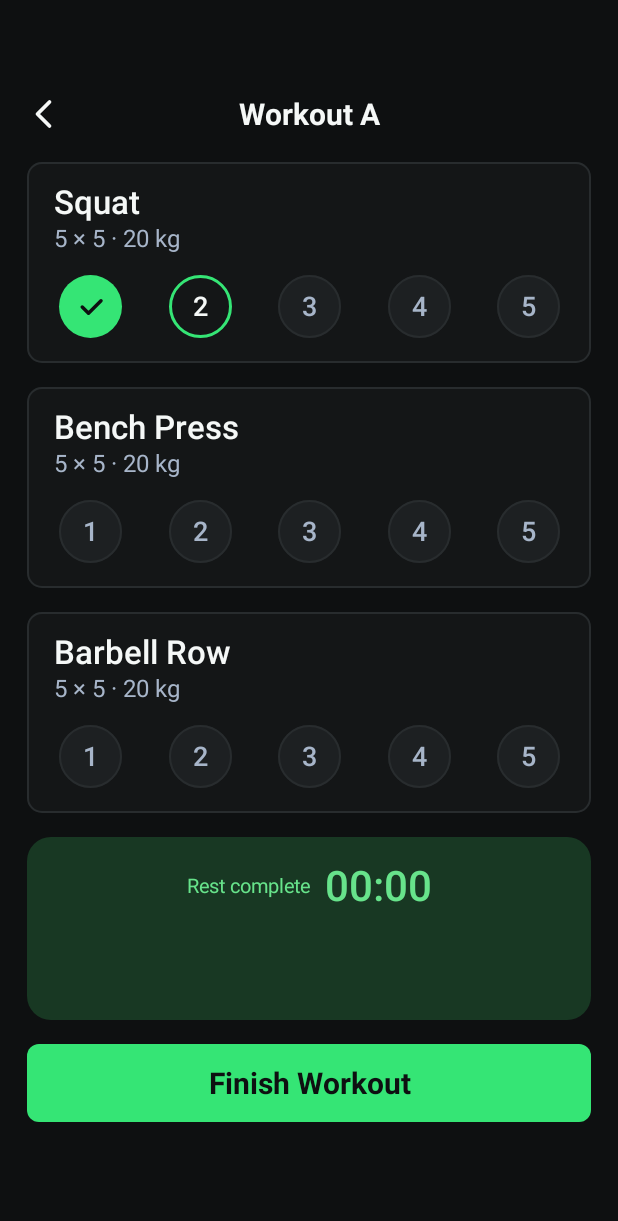
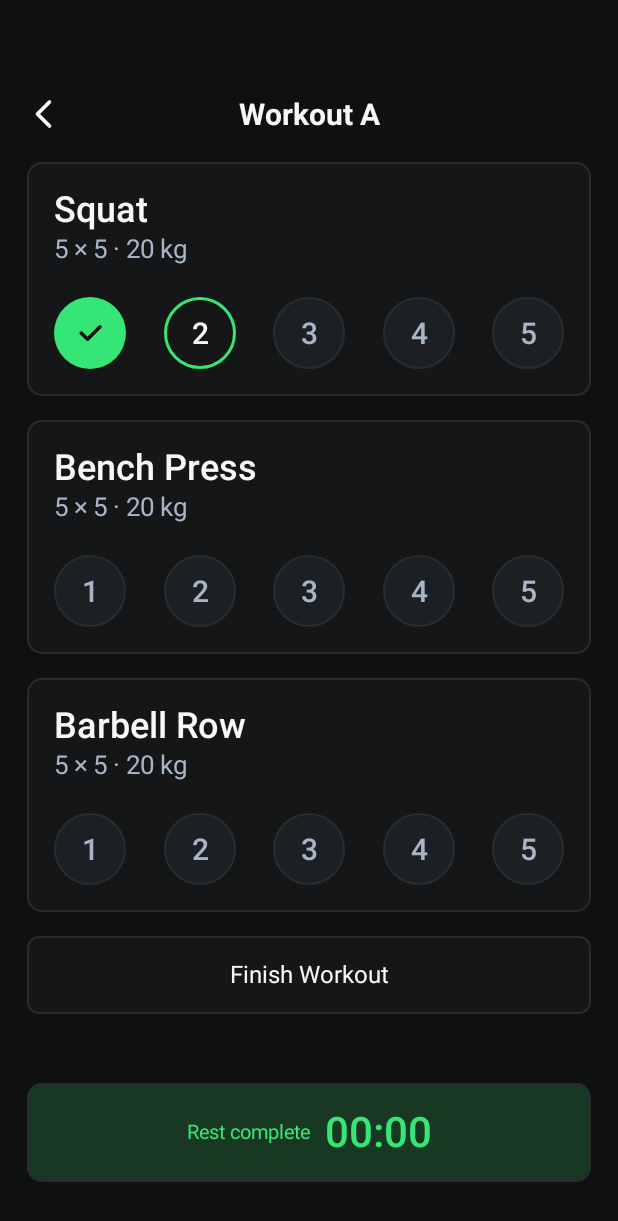
Before and after one commit to hulkdx/core5x5-workout-tracker, an Android app built with Jetpack Compose: the @Preview function ExpiredRestWorkoutPreview, on a phone screen of 412 x 824 dp. Shown: the top 1221 px of the screen. Run offline under Robolectric (Android 15) with nearby library versions, the light colour scheme and no system bars.

Commit message:
Update rest time design

```diff
--- a/core/ui/src/commonMain/kotlin/com/hulkdx/core5x5/core/ui/components/Core5x5ExpandedExerciseCard.kt
+++ b/core/ui/src/commonMain/kotlin/com/hulkdx/core5x5/core/ui/components/Core5x5ExpandedExerciseCard.kt
@@ -17,12 +17,14 @@ import androidx.compose.ui.Modifier
 import androidx.compose.ui.platform.LocalDensity
 import com.hulkdx.core5x5.core.ui.theme.Core5x5ActiveTokens as Active
 import com.hulkdx.core5x5.core.ui.theme.Core5x5HomeTokens as Home
+import com.hulkdx.core5x5.core.ui.theme.Core5x5RestTokens as Rest
 
 @Composable
 fun Core5x5ExpandedExerciseCard(
     name: String,
     prescription: String,
     modifier: Modifier = Modifier,
+    resting: Boolean = false,
     content: @Composable ColumnScope.() -> Unit,
 ) {
     Surface(
@@ -31,15 +33,20 @@ fun Core5x5ExpandedExerciseCard(
         color = Home.Card,
         border = BorderStroke(Home.BorderStroke, Home.Border),
     ) {
-        Column(modifier = Modifier.padding(horizontal = Active.CardPaddingHorizontal, vertical = Active.CardPaddingVertical)) {
+        val exerciseStyle = if (resting) Rest.Exercise else Active.Exercise
+        val metadataStyle = if (resting) Rest.Metadata else Active.Metadata
+        Column(modifier = Modifier.padding(
+            horizontal = Active.CardPaddingHorizontal,
+            vertical = if (resting) Rest.CardPaddingVertical else Active.CardPaddingVertical,
+        )) {
             val headerHeight = with(LocalDensity.current) {
-                Active.Exercise.lineHeight.toDp() + Active.Metadata.lineHeight.toDp()
+                exerciseStyle.lineHeight.toDp() + metadataStyle.lineHeight.toDp()
             } + Home.TextGap
             Column(modifier = Modifier.heightIn(min = headerHeight), verticalArrangement = Arrangement.spacedBy(Home.TextGap)) {
-                Text(text = name, style = Active.Exercise, color = Home.Primary)
-                Text(text = prescription, style = Active.Metadata, color = Home.Secondary)
+                Text(text = name, style = exerciseStyle, color = Home.Primary)
+                Text(text = prescription, style = metadataStyle, color = Home.Secondary)
             }
-            Spacer(Modifier.height(Active.SetGap))
+            Spacer(Modifier.height(if (resting) Rest.SetGap else Active.SetGap))
             content()
         }
     }
--- a/core/ui/src/commonMain/kotlin/com/hulkdx/core5x5/core/ui/components/Core5x5HomeControls.kt
+++ b/core/ui/src/commonMain/kotlin/com/hulkdx/core5x5/core/ui/components/Core5x5HomeControls.kt
@@ -34,6 +34,7 @@ import androidx.compose.ui.semantics.Role
 import androidx.compose.ui.unit.dp
 import com.hulkdx.core5x5.core.ui.theme.Core5x5Colors
 import com.hulkdx.core5x5.core.ui.theme.Core5x5HomeTokens as Home
+import com.hulkdx.core5x5.core.ui.theme.Core5x5RestTokens as Rest
 
 @Composable
 fun Core5x5WorkoutSwitch(label: String, onClick: () -> Unit, enabled: Boolean, modifier: Modifier = Modifier) {
@@ -91,6 +92,31 @@ fun Core5x5HomeStartButton(label: String, onClick: () -> Unit, enabled: Boolean)
     }
 }
 
+@Composable
+fun Core5x5RestFinishButton(label: String, onClick: () -> Unit, enabled: Boolean) {
+    val interactionSource = remember { MutableInteractionSource() }
+    val pressed by interactionSource.collectIsPressedAsState()
+    Button(
+        onClick = onClick,
+        enabled = enabled,
+        modifier = Modifier.fillMaxWidth().heightIn(min = Home.ButtonHeight),
+        shape = RoundedCornerShape(Home.ControlRadius),
+        border = BorderStroke(Home.BorderStroke, Home.Border),
+        contentPadding = PaddingValues(horizontal = Home.SwitchPadding),
+        elevation = null,
+        interactionSource = interactionSource,
+        colors = ButtonDefaults.buttonColors(
+            containerColor = if (pressed) Core5x5Colors.Pressed else Home.Card,
+            contentColor = Home.Primary,
+            disabledContainerColor = Core5x5Colors.Disabled,
+            disabledContentColor = Core5x5Colors.DisabledText,
+        ),
+    ) {
+        Text(text = label, style = Rest.FinishLabel,
+            textAlign = androidx.compose.ui.text.style.TextAlign.Center)
+    }
+}
+
 private val SwitchIcon = homeStrokeIcon("Switch workout", "M4 8h15l-4-4M20 16H5l4 4M20 8v3M4 16v-3")
 
 private fun homeStrokeIcon(name: String, path: String): ImageVector = ImageVector.Builder(
--- a/core/ui/src/commonMain/kotlin/com/hulkdx/core5x5/core/ui/components/Core5x5RestTimer.kt
+++ b/core/ui/src/commonMain/kotlin/com/hulkdx/core5x5/core/ui/components/Core5x5RestTimer.kt
@@ -1,5 +1,6 @@
 package com.hulkdx.core5x5.core.ui.components
 
+import androidx.compose.foundation.BorderStroke
 import androidx.compose.foundation.layout.Arrangement
 import androidx.compose.foundation.layout.Column
 import androidx.compose.foundation.layout.ExperimentalLayoutApi
@@ -13,6 +14,7 @@ import androidx.compose.material3.Text
 import androidx.compose.runtime.Composable
 import androidx.compose.ui.Alignment
 import androidx.compose.ui.Modifier
+import androidx.compose.ui.text.style.TextAlign
 import androidx.compose.ui.semantics.LiveRegionMode
 import androidx.compose.ui.semantics.clearAndSetSemantics
 import androidx.compose.ui.semantics.contentDescription
@@ -22,6 +24,7 @@ import com.hulkdx.core5x5.core.ui.theme.Core5x5Colors
 import com.hulkdx.core5x5.core.ui.theme.Core5x5Dimensions
 import com.hulkdx.core5x5.core.ui.theme.Core5x5Typography
 import com.hulkdx.core5x5.core.ui.theme.Core5x5HomeTokens
+import com.hulkdx.core5x5.core.ui.theme.Core5x5RestTokens as Rest
 
 @OptIn(ExperimentalLayoutApi::class)
 @Composable
@@ -30,41 +33,56 @@ fun Core5x5RestTimer(
     isExpired: Boolean,
     modifier: Modifier = Modifier,
     compact: Boolean = false,
-    neutral: Boolean = false,
 ) {
     val label = if (isExpired) "Rest complete" else "Rest"
     Surface(
         modifier = modifier.fillMaxWidth().heightIn(
-            min = if (compact) Core5x5Dimensions.TimerPinnedMinHeight else Core5x5Dimensions.TimerHeight,
+            min = if (compact) Core5x5Dimensions.TimerPinnedMinHeight else Rest.TimerHeight,
         ).semantics(mergeDescendants = true) {
             contentDescription = "$label, $countdown"
             // Foreground expiry is announced once; ticking time is available on demand.
             if (isExpired) liveRegion = LiveRegionMode.Polite
         },
-        shape = RoundedCornerShape(Core5x5Dimensions.RadiusLarge),
-        color = when {
-            isExpired -> Core5x5Colors.ActionTint
-            neutral -> Core5x5HomeTokens.Card
-            else -> Core5x5Colors.Elevated
-        },
+        shape = RoundedCornerShape(Core5x5HomeTokens.CardRadius),
+        color = if (isExpired) Core5x5Colors.ActionTint else Core5x5HomeTokens.Card,
+        border = BorderStroke(Core5x5HomeTokens.BorderStroke, Core5x5HomeTokens.Border),
     ) {
-        Column(modifier = Modifier.padding(Core5x5Dimensions.TimerPadding)) {
-            FlowRow(
+        Column(
+            modifier = Modifier.padding(if (compact) Core5x5Dimensions.TimerPadding else Rest.TimerPadding),
+            horizontalAlignment = Alignment.CenterHorizontally,
+            verticalArrangement = Arrangement.spacedBy(Rest.TimerLabelGap, Alignment.CenterVertically),
+        ) {
+            if (compact) FlowRow(
                 modifier = Modifier.fillMaxWidth().heightIn(min = Core5x5Dimensions.TimerTopHeight),
                 horizontalArrangement = Arrangement.spacedBy(Core5x5Dimensions.TimerLabelGap, Alignment.CenterHorizontally),
                 verticalArrangement = Arrangement.spacedBy(Core5x5Dimensions.TimerLabelGap, Alignment.CenterVertically),
             ) {
                 Text(
-                    text = label,
+                    text = if (isExpired) label else "REST",
                     modifier = Modifier.align(Alignment.CenterVertically).clearAndSetSemantics {},
                     style = Core5x5Typography.Caption,
-                    color = if (isExpired) Core5x5Colors.Action else Core5x5Colors.SecondaryText,
+                    color = if (isExpired) Core5x5HomeTokens.Action else Core5x5HomeTokens.Secondary,
                 )
                 Text(
                     text = countdown,
                     modifier = Modifier.align(Alignment.CenterVertically).clearAndSetSemantics {},
                     style = Core5x5Typography.Numeric,
-                    color = if (isExpired) Core5x5Colors.Action else Core5x5Colors.PrimaryText,
+                    color = if (isExpired) Core5x5HomeTokens.Action else Core5x5HomeTokens.Primary,
+                )
+            } else {
+                Text(
+                    text = if (isExpired) label else "REST",
+                    modifier = Modifier.fillMaxWidth().clearAndSetSemantics {},
+                    style = Rest.TimerLabel,
+                    textAlign = TextAlign.Center,
+                    color = if (isExpired) Core5x5HomeTokens.Action else Core5x5HomeTokens.Secondary,
+                )
+                Text(
+                    text = countdown,
+                    modifier = Modifier.fillMaxWidth().clearAndSetSemantics {},
+                    style = Rest.Countdown,
+                    textAlign = TextAlign.Center,
+                    color = if (isExpired) Core5x5HomeTokens.Action else Core5x5HomeTokens.Primary,
                 )
             }
         }
--- a/core/ui/src/commonMain/kotlin/com/hulkdx/core5x5/core/ui/components/Core5x5SetControls.kt
+++ b/core/ui/src/commonMain/kotlin/com/hulkdx/core5x5/core/ui/components/Core5x5SetControls.kt
@@ -34,6 +34,7 @@ import com.hulkdx.core5x5.core.ui.theme.Core5x5Colors
 import com.hulkdx.core5x5.core.ui.theme.Core5x5Dimensions
 import com.hulkdx.core5x5.core.ui.theme.Core5x5HomeTokens as Home
 import com.hulkdx.core5x5.core.ui.theme.Core5x5Typography
+import com.hulkdx.core5x5.core.ui.theme.Core5x5RestTokens as Rest
 
 enum class Core5x5SetState { Default, Active, Completed, Disabled }
 
@@ -51,6 +52,7 @@ fun Core5x5SetControls(
     modifier: Modifier = Modifier,
     refined: Boolean = false,
     enabled: Boolean = true,
+    resting: Boolean = false,
 ) {
     FlowRow(
         modifier = modifier.fillMaxWidth(),
@@ -59,7 +61,7 @@ fun Core5x5SetControls(
     ) {
         sets.forEach { set ->
             if (refined) {
-                RefinedSetControl(set, enabled, onComplete)
+                RefinedSetControl(set, enabled, resting, onComplete)
                 return@forEach
             }
             val active = set.state == Core5x5SetState.Active
@@ -110,13 +112,17 @@ fun Core5x5SetControls(
     }
 }
 
-/** The visible circle is smaller than its non-overlapping 48dp interaction target. */
+/** Active's smaller circles and Rest's larger circles share non-overlapping minimum 48dp targets. */
 @Composable
-private fun RefinedSetControl(set: Core5x5SetControl, enabled: Boolean, onComplete: (Int) -> Unit) {
+private fun RefinedSetControl(set: Core5x5SetControl, enabled: Boolean, resting: Boolean, onComplete: (Int) -> Unit) {
     val completed = set.state == Core5x5SetState.Completed
     val current = set.state == Core5x5SetState.Active
     val disabled = set.state == Core5x5SetState.Disabled || !enabled
-    val visibleSize = maxOf(Active.SetDiameter, with(LocalDensity.current) { Active.SetLabel.lineHeight.toDp() })
+    val labelStyle = if (resting) Rest.SetLabel else Active.SetLabel
+    val visibleSize = maxOf(
+        if (resting) Rest.SetDiameter else Active.SetDiameter,
+        with(LocalDensity.current) { labelStyle.lineHeight.toDp() },
+    )
     val targetSize = maxOf(Core5x5Dimensions.TouchTargetMin, visibleSize)
     Box(
         modifier = Modifier.size(targetSize)
@@ -155,7 +161,7 @@ private fun RefinedSetControl(set: Core5x5SetControl, enabled: Boolean, onComple
                 ) else Text(
                     text = (set.position + 1).toString(),
                     modifier = Modifier.clearAndSetSemantics {},
-                    style = Active.SetLabel,
+                    style = labelStyle,
                     color = when {
                         completed -> Home.Background
                         current -> Home.Primary
--- /dev/null
+++ b/core/ui/src/commonMain/kotlin/com/hulkdx/core5x5/core/ui/theme/Core5x5RestTokens.kt
@@ -0,0 +1,21 @@
+package com.hulkdx.core5x5.core.ui.theme
+
+import androidx.compose.ui.text.font.FontWeight
+import androidx.compose.ui.unit.dp
+import androidx.compose.ui.unit.sp
+
+/** rest.* raster estimates from 03. ActiveWorkout - Rest Screen.png at width 390. */
+object Core5x5RestTokens {
+    val CardPaddingVertical = 18.dp
+    val SetGap = 16.dp
+    val SetDiameter = 48.dp
+    val Exercise = Core5x5ActiveTokens.Exercise.copy(fontSize = 24.sp, lineHeight = 30.sp)
+    val Metadata = Core5x5ActiveTokens.Metadata.copy(fontSize = 17.sp, lineHeight = 24.sp)
+    val SetLabel = Core5x5ActiveTokens.SetLabel.copy(fontSize = 20.sp, lineHeight = 26.sp)
+    val TimerHeight = 122.dp
+    val TimerPadding = 16.dp
+    val TimerLabelGap = 4.dp
+    val TimerLabel = Core5x5Typography.Caption.copy(fontSize = 15.sp, lineHeight = 22.sp, fontWeight = FontWeight.SemiBold, letterSpacing = 2.sp)
+    val Countdown = Core5x5Typography.Numeric.copy(fontSize = 56.sp, lineHeight = 64.sp, fontWeight = FontWeight.Bold)
+    val FinishLabel = Core5x5Typography.Body.copy(lineHeight = 22.sp)
+}
--- a/feature/workout/src/commonMain/kotlin/com/hulkdx/core5x5/feature/workout/presentation/ActiveWorkoutScreen.kt
+++ b/feature/workout/src/commonMain/kotlin/com/hulkdx/core5x5/feature/workout/presentation/ActiveWorkoutScreen.kt
@@ -29,6 +29,7 @@ import com.hulkdx.core5x5.core.preferences.domain.WeightUnit
 import com.hulkdx.core5x5.core.preferences.domain.formatWeight
 import com.hulkdx.core5x5.core.ui.components.Core5x5ExpandedExerciseCard
 import com.hulkdx.core5x5.core.ui.components.Core5x5HomeStartButton
+import com.hulkdx.core5x5.core.ui.components.Core5x5RestFinishButton
 import com.hulkdx.core5x5.core.ui.components.Core5x5SetControl
 import com.hulkdx.core5x5.core.ui.components.Core5x5SetControls
 import com.hulkdx.core5x5.core.ui.components.Core5x5SetState
@@ -37,6 +38,7 @@ import com.hulkdx.core5x5.core.ui.theme.Core5x5ActiveTokens as Active
 import com.hulkdx.core5x5.core.ui.theme.Core5x5Colors
 import com.hulkdx.core5x5.core.ui.theme.Core5x5Dimensions
 import com.hulkdx.core5x5.core.ui.theme.Core5x5HomeTokens as Home
+import com.hulkdx.core5x5.core.ui.theme.Core5x5RestTokens as Rest
 import com.hulkdx.core5x5.core.ui.theme.Core5x5Theme
 import com.hulkdx.core5x5.feature.workout.domain.RestTimer
 import com.hulkdx.core5x5.feature.workout.domain.UnfinishedWorkout
@@ -55,15 +57,20 @@ internal fun ActiveWorkoutScreen(
     windowInsets: WindowInsets = WindowInsets.safeDrawing,
 ) {
     val workout = uiState.unfinishedWorkout
+    val resting = uiState.restTimer.isVisible
     Surface(modifier = modifier.fillMaxSize(), color = Home.Background) {
         BoxWithConstraints(modifier = Modifier.fillMaxSize().windowInsetsPadding(windowInsets)) {
-            val cardHeight = Active.CardPaddingVertical * 2 + Active.SetGap + Home.TextGap +
-                Active.SetDiameter.coerceAtLeast(Core5x5Dimensions.TouchTargetMin) +
-                with(LocalDensity.current) { Active.Exercise.lineHeight.toDp() + Active.Metadata.lineHeight.toDp() }
+            val cardHeight = (if (resting) Rest.CardPaddingVertical else Active.CardPaddingVertical) * 2 +
+                (if (resting) Rest.SetGap else Active.SetGap) + Home.TextGap +
+                (if (resting) Rest.SetDiameter else Active.SetDiameter).coerceAtLeast(Core5x5Dimensions.TouchTargetMin) +
+                with(LocalDensity.current) {
+                    if (resting) Rest.Exercise.lineHeight.toDp() + Rest.Metadata.lineHeight.toDp()
+                    else Active.Exercise.lineHeight.toDp() + Active.Metadata.lineHeight.toDp()
+                }
             val count = workout?.exercises?.size ?: 0
             val inlineHeight = Active.TopGap + Active.TopBarHeight + cardHeight * count.toFloat() +
-                Home.BrandGap * (count + 3).toFloat() + Home.ButtonHeight + Core5x5Dimensions.TimerHeight
-            val pinTimer = uiState.restTimer.isVisible && (
+                Home.BrandGap * (count + 3).toFloat() + Home.ButtonHeight + Rest.TimerHeight
+            val pinTimer = resting && (
                 maxHeight < inlineHeight || maxWidth < Core5x5Dimensions.ReferenceWidth ||
                     LocalDensity.current.fontScale > 1f || uiState.hasLoadError ||
                     uiState.hasSetSaveError || uiState.hasSaveError
@@ -92,6 +99,7 @@ internal fun ActiveWorkoutScreen(
                                     Core5x5ExpandedExerciseCard(
                                         name = exercise.exercise.displayName(),
                                         prescription = exercise.prescription(weightUnit),
+                                        resting = resting,
                                     ) {
                                         val nextSet = exercise.setStates.firstOrNull { !it.isCompleted }
                                         Core5x5SetControls(
@@ -109,14 +117,23 @@ internal fun ActiveWorkoutScreen(
                                             onComplete = { setPosition -> onCompleteSet(exercisePosition, setPosition) },
                                             refined = true,
                                             enabled = uiState.canCompleteSet,
+                                            resting = resting,
                                         )
+                                    }
+                                    // Selection is already restored/advanced by the ViewModel.
+                                    if (resting && !pinTimer && exercisePosition == uiState.selectedExercisePosition) {
+                                        RestTimerScreen(uiState.restTimer)
                                     }
                                 }
                                 if (uiState.hasSetSaveError) WorkoutError("Unable to save the set. Tap it again to retry.")
-                                if (uiState.restTimer.isVisible && !pinTimer) RestTimerScreen(uiState.restTimer, neutral = true)
                                 if (uiState.hasSaveError) WorkoutError("Unable to confirm the workout was saved. Try finishing again.")
-                                Core5x5HomeStartButton(
-                                    label = if (uiState.isSaving) "Saving…" else "Finish Workout",
+                                val finishLabel = if (uiState.isSaving) "Saving…" else "Finish Workout"
+                                if (resting) Core5x5RestFinishButton(
+                                    label = finishLabel,
+                                    onClick = onFinishWorkout,
+                                    enabled = uiState.canFinish,
+                                ) else Core5x5HomeStartButton(
+                                    label = finishLabel,
                                     onClick = onFinishWorkout,
                                     enabled = uiState.canFinish,
                                 )
@@ -134,7 +151,6 @@ internal fun ActiveWorkoutScreen(
                     RestTimerScreen(
                         uiState = uiState.restTimer,
                         compact = true,
-                        neutral = true,
                         modifier = Modifier.padding(start = Active.Inset, end = Active.Inset,
                             top = Home.BrandGap, bottom = Home.BrandGap),
                     )
--- a/feature/workout/src/commonMain/kotlin/com/hulkdx/core5x5/feature/workout/presentation/RestTimerScreen.kt
+++ b/feature/workout/src/commonMain/kotlin/com/hulkdx/core5x5/feature/workout/presentation/RestTimerScreen.kt
@@ -13,7 +13,6 @@ internal fun RestTimerScreen(
     uiState: RestTimerUiState,
     modifier: Modifier = Modifier,
     compact: Boolean = false,
-    neutral: Boolean = false,
 ) {
     if (uiState.isVisible) {
         Core5x5RestTimer(
@@ -21,7 +20,6 @@ internal fun RestTimerScreen(
             isExpired = uiState.isExpired,
             modifier = modifier,
             compact = compact,
-            neutral = neutral,
         )
     }
 }
```
Also changed, not shown: 1 other file.
